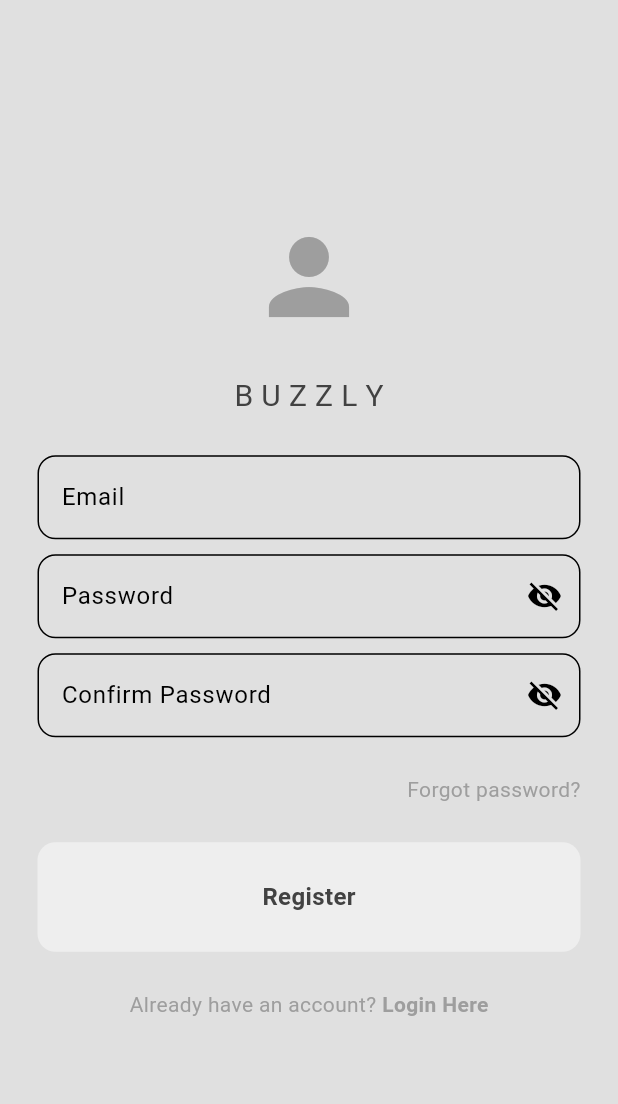
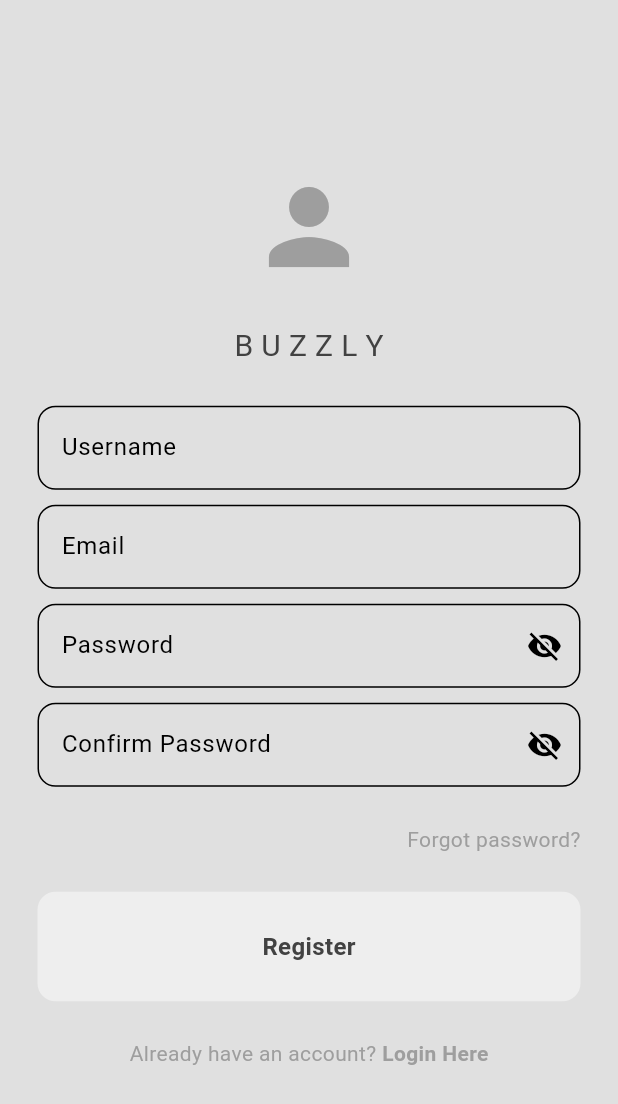
Before and after one commit to Tyler-dev-eng/Buzzly, a Flutter app: the screen it shows after launch, after a tap on "Register Here", on a phone screen of 412 x 824 dp. Shown: the top 1104 px of the screen. Run offline on Flutter 3.47's test engine with Material 3 defaults, Android fonts, the phone set to English and light mode, and no system bars; our stand-ins replace cloud_firestore, firebase_auth, firebase_core, flutter_riverpod, go_router; accounts and stored records are empty; generated files the repository leaves out were written again; network calls fail.

```diff
--- a/lib/pages/register_page.dart
+++ b/lib/pages/register_page.dart
@@ -19,6 +19,8 @@ class _RegisterPageState extends State<RegisterPage> {
 
   final TextEditingController confirmPasswordController =
       TextEditingController();
+
+  final TextEditingController usernameController = TextEditingController();
 
   Future<void> register() async {
     final authService = AuthService();
@@ -43,6 +45,7 @@ class _RegisterPageState extends State<RegisterPage> {
       await authService.signUpWithEmailAndPassword(
         emailController.text,
         passwordController.text,
+        usernameController.text,
       );
     } catch (e) {
       if (mounted) {
@@ -85,6 +88,15 @@ class _RegisterPageState extends State<RegisterPage> {
                 Text('B U Z Z L Y', style: TextStyle(fontSize: 20)),
 
                 SizedBox(height: 25),
+
+                // username input
+                MyTextField(
+                  hintText: 'Username',
+                  isPassword: false,
+                  controller: usernameController,
+                ),
+
+                SizedBox(height: 10),
 
                 // email input
                 MyTextField(
--- a/lib/services/auth/auth_service.dart
+++ b/lib/services/auth/auth_service.dart
@@ -41,6 +41,7 @@ class AuthService {
   Future<UserCredential> signUpWithEmailAndPassword(
     String email,
     String password,
+    String username,
   ) async {
     try {
       UserCredential userCredential = await _auth
@@ -50,6 +51,7 @@ class AuthService {
       _firestore.collection('users').doc(userCredential.user!.uid).set({
         'uid': userCredential.user!.uid,
         'email': email,
+        'username': username,
       });
 
       return userCredential;
```
Lines whose indentation alone changed are shown as unchanged.
